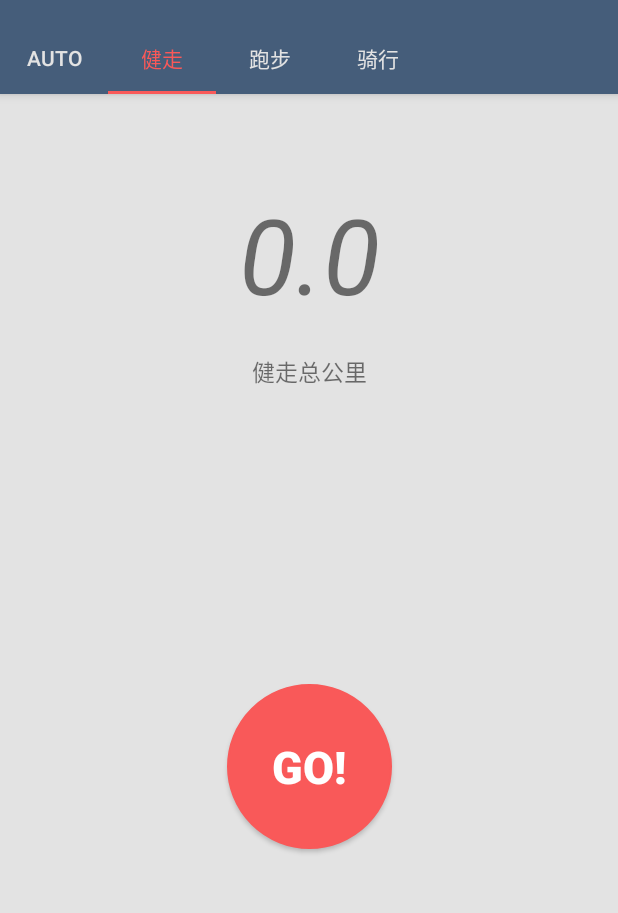
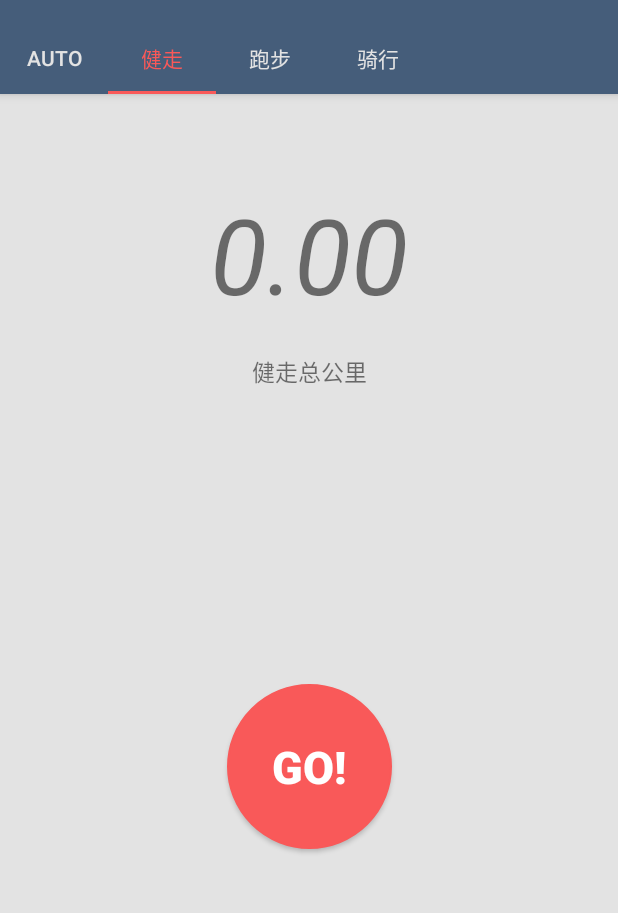
Before and after one commit to android-app-development-course/Auto-Run, an Android app: the AutoOriFragment screen opened directly, with no data from a screen before it, tab 2 chosen, on a phone screen of 412 x 824 dp, the part 62-975 px from its top. Run offline under Robolectric (Android 15) with nearby library versions, the phone set to English and light mode, and no system bars; libraries missing offline, so code that uses them is left out: at.markushi.ui, com.githang.statusbar; 3 statements that could not run were skipped.

Commit message:
修改了一些小漏洞，打包了apk

```diff
--- a/AutoRun/app/src/main/java/com/example/al/auto_run/PreferenceHelper.java
+++ b/AutoRun/app/src/main/java/com/example/al/auto_run/PreferenceHelper.java
@@ -99,15 +99,12 @@ public class PreferenceHelper {
         getAllDistanceDataPreference(context).edit().putFloat(Dis_ride,a).commit();
     }
     public static float getDis_walk(Context context){
-        Log.i("Dis_walk",String.valueOf(getAllDistanceDataPreference(context).getFloat(Dis_walk,0)));
         return getAllDistanceDataPreference(context).getFloat(Dis_walk,0);
     }
     public static float getDis_run(Context context){
-        Log.i("Dis_walk",String.valueOf(getAllDistanceDataPreference(context).getFloat(Dis_run,0)));
         return getAllDistanceDataPreference(context).getFloat(Dis_run,0);
     }
     public static float getDis_ride(Context context){
-        Log.i("Dis_walk",String.valueOf(getAllDistanceDataPreference(context).getFloat(Dis_ride,0)));
         return getAllDistanceDataPreference(context).getFloat(Dis_ride,0);
     }
 }
--- a/AutoRun/app/src/main/java/com/example/al/auto_run/activity/OriginActivty.java
+++ b/AutoRun/app/src/main/java/com/example/al/auto_run/activity/OriginActivty.java
@@ -79,7 +79,7 @@ public class OriginActivty extends BaseActivity
     };
 
     @Override
-    protected void onCreate(Bundle savedInstanceState) {
+    protected void onCreate(Bundle savedInstanceState){
         super.onCreate(savedInstanceState);
         setContentView(R.layout.activity_origin);
         StatusBarCompat.setStatusBarColor(this, getResources().getColor(R.color.colortry1main));
--- a/AutoRun/app/src/main/java/com/example/al/auto_run/fragments/AutoOriFragment.java
+++ b/AutoRun/app/src/main/java/com/example/al/auto_run/fragments/AutoOriFragment.java
@@ -38,7 +38,10 @@ public class AutoOriFragment extends Fragment {
         //Log.i("walk",mySharedPreferences_walk.getString("steps_walk","0"));
         tv_run.setText(PreferenceHelper.getSteps_run(getContext()));
         tv_walk.setText(PreferenceHelper.getSteps_walk(getContext()));
-        tv_ride.setText(PreferenceHelper.getSteps_ride(getContext()));
+        String dis=PreferenceHelper.getSteps_ride(getContext());
+        float a=Float.parseFloat(dis);
+        a=(float)(Math.round(a*100)/100);
+        tv_ride.setText(String.valueOf(a));
     }
 
     private void setOnClick(){
--- a/AutoRun/app/src/main/java/com/example/al/auto_run/fragments/RunOriFragment.java
+++ b/AutoRun/app/src/main/java/com/example/al/auto_run/fragments/RunOriFragment.java
@@ -24,6 +24,8 @@ import com.example.al.auto_run.activity.HistoryRecordActivity;
 import com.example.al.auto_run.activity.RecordActivity;
 import com.example.al.auto_run.customanim.CircularAnim;
 
+import java.text.DecimalFormat;
+
 import at.markushi.ui.CircleButton;
 
 /**
@@ -42,7 +44,7 @@ public class RunOriFragment extends Fragment {
         tv_view_miles=view.findViewById(R.id.txt_view_miles);
         tv_view_miles.setText("跑步总公里");
         Tv_miles_count=view.findViewById(R.id.txt_view_miles_count);
-        Tv_miles_count.setText(String.valueOf(PreferenceHelper.getDis_run(getContext())));
+        Change();
         Tv_miles_count.setOnClickListener(new View.OnClickListener() {
             @Override
             public void onClick(View view) {
@@ -79,6 +81,9 @@ public class RunOriFragment extends Fragment {
         return view;
     }
     public void Change(){
-        Tv_miles_count.setText(String.valueOf(PreferenceHelper.getDis_run(getContext())));
+        float a=PreferenceHelper.getDis_run(getContext());
+        DecimalFormat decimalFormat=new DecimalFormat("##0.00");//构造方法的字符格式这里如果小数不足2位,会以0补足.
+        String p=decimalFormat.format(a);
+        Tv_miles_count.setText(p);
     }
 }
--- a/AutoRun/app/src/main/java/com/example/al/auto_run/fragments/WalkOriFragment.java
+++ b/AutoRun/app/src/main/java/com/example/al/auto_run/fragments/WalkOriFragment.java
@@ -19,6 +19,8 @@ import com.example.al.auto_run.activity.CountdownActivity;
 import com.example.al.auto_run.activity.HistoryRecordActivity;
 import com.example.al.auto_run.customanim.CircularAnim;
 
+import java.text.DecimalFormat;
+
 
 /**
  * Created by windy on 2017/11/11.
@@ -37,7 +39,7 @@ public class WalkOriFragment extends Fragment {
         tv_view_miles=view.findViewById(R.id.txt_view_miles);
         tv_view_miles.setText("健走总公里");
         Tv_miles_count=view.findViewById(R.id.txt_view_miles_count);
-        Tv_miles_count.setText(String.valueOf(PreferenceHelper.getDis_walk(getContext())));
+        Change();
         Tv_miles_count.setOnClickListener(new View.OnClickListener() {
             @Override
             public void onClick(View view) {
@@ -76,6 +78,9 @@ public class WalkOriFragment extends Fragment {
     }
 
     public void Change(){
-        Tv_miles_count.setText(String.valueOf(PreferenceHelper.getDis_walk(getContext())));
+        float a=PreferenceHelper.getDis_walk(getContext());
+        DecimalFormat decimalFormat=new DecimalFormat("##0.00");//构造方法的字符格式这里如果小数不足2位,会以0补足.
+        String p=decimalFormat.format(a);
+        Tv_miles_count.setText(p);
     }
 }
--- a/AutoRun/app/src/main/java/com/example/al/auto_run/service/StepService.java
+++ b/AutoRun/app/src/main/java/com/example/al/auto_run/service/StepService.java
@@ -83,7 +83,7 @@ public class StepService extends Service {
             }
             else if(state==3&&isRide){
                 double nowsteps=Double.parseDouble(PreferenceHelper.getSteps_ride(getApplicationContext()));
-                PreferenceHelper.setSteps_ride(getApplicationContext(),formatdf(RideDistant +nowsteps)+ "");
+                PreferenceHelper.setSteps_ride(getApplicationContext(),formatdf(RideDistant/1000 +nowsteps)+ "");
             }
             //Log.i("StepService",String.valueOf(state));
             mCallback.updateUi();
@@ -96,7 +96,7 @@ public class StepService extends Service {
         return this.mBinder;
     }
 
-    public void onCreate() {
+    public void onCreate(){
         super.onCreate();
         SDKInitializer.initialize(getApplicationContext());
         initLocation();
--- a/AutoRun/app/src/main/res/layout/activity_statistical.xml
+++ b/AutoRun/app/src/main/res/layout/activity_statistical.xml
@@ -60,12 +60,13 @@
             android:layout_width="wrap_content"
             android:layout_height="wrap_content"
             android:layout_marginRight="15dp"/>
+
         <TextView
             android:id="@+id/text_view_history_date"
             android:layout_width="wrap_content"
             android:layout_height="wrap_content"
             android:gravity="center"
-            android:text="17/09/01 - 17/09/07"
+            android:text="18/1/1 - 18/1/7"
             android:textSize="16sp" />
 
             <ImageView
```
Also changed, not shown: AutoRun/app/src/main/java/com/example/al/auto_run/activity/StatisticalActivity.java (+22 -13 lines), AutoRun/app/src/main/java/com/example/al/auto_run/customview/HistogramCharView.java (+5 -5 lines), AutoRun/app/src/main/java/com/example/al/auto_run/fragments/RideOriFragment.java (+7 -2 lines), 5 other files.
